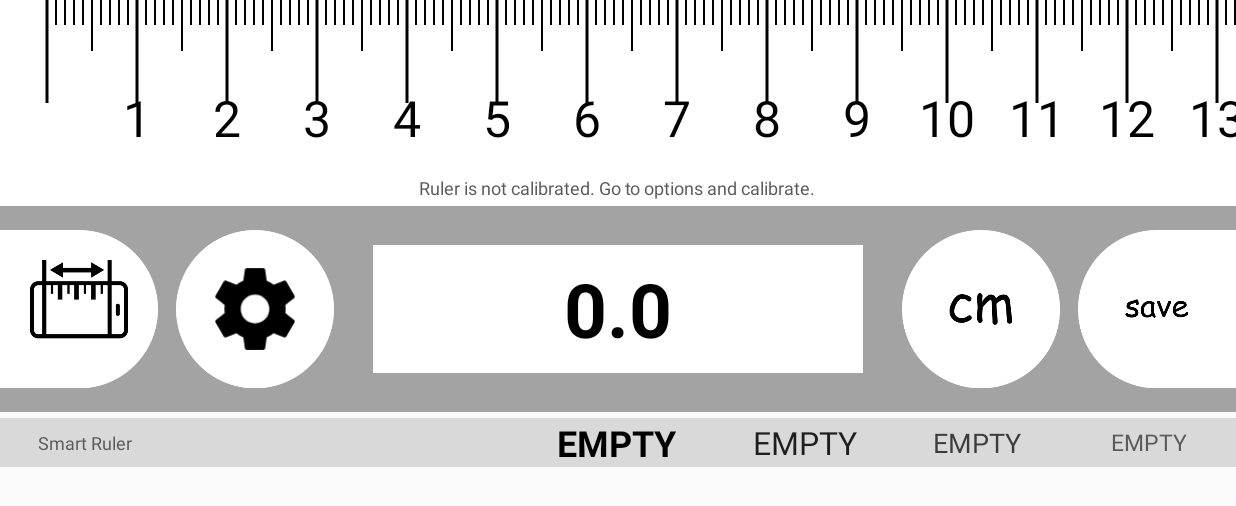
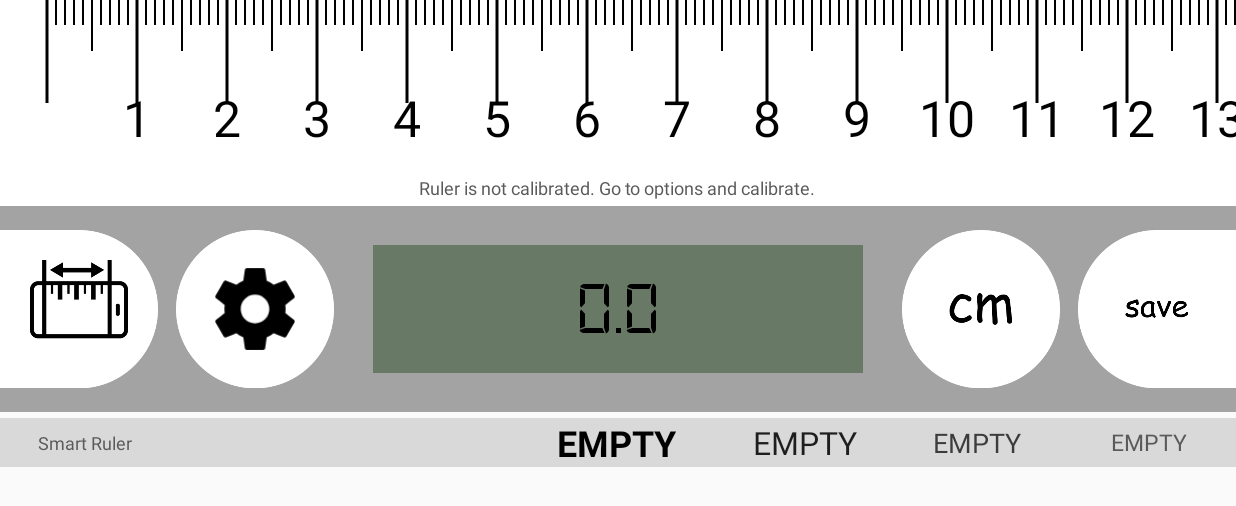
Before and after one commit to DariuszLelek/SmartRuler, an Android app: the screen it shows after launch (RulerActivity), on a phone screen of 824 x 412 dp (held sideways). Shown: the top 506 px of the screen. Run offline under Robolectric (Android 15) with nearby library versions, the light colour scheme and no system bars.

Commit message:
Result display custom font, background.

```diff
--- a/app/src/main/java/com/darodev/smartruler/RulerActivity.java
+++ b/app/src/main/java/com/darodev/smartruler/RulerActivity.java
@@ -4,6 +4,7 @@ import android.content.Context;
 import android.content.SharedPreferences;
 import android.content.res.Resources;
 import android.graphics.Bitmap;
+import android.graphics.Typeface;
 import android.support.v7.app.AppCompatActivity;
 import android.os.Bundle;
 import android.util.DisplayMetrics;
@@ -53,6 +54,9 @@ public class RulerActivity extends AppCompatActivity {
         textInfo = (TextView) findViewById(R.id.text_info);
         rulerData = new RulerData(resources, prefs, metrics);
         currentRuler = rulerData.getCurrentRuler();
+
+        Typeface typeface = Typeface.createFromAsset(getAssets(), "fonts/digital-7.ttf");
+        textMeasureResult.setTypeface(typeface);
 
         refreshImageRulerType();
         refreshImageUnitImage();
--- a/app/src/main/res/layout/activity_ruler.xml
+++ b/app/src/main/res/layout/activity_ruler.xml
@@ -119,7 +119,7 @@
                     android:layout_marginRight="26dp"
                     android:layout_marginTop="10dp"
                     android:layout_weight="1"
-                    android:background="@color/layout_content_text_background"
+                    android:background="@color/layout_content_result_background"
                     android:orientation="horizontal">
 
                     <TextView
--- a/app/src/main/res/values/colors.xml
+++ b/app/src/main/res/values/colors.xml
@@ -9,6 +9,7 @@
     <color name="layout_save_background">#d9d9d9</color>
     <color name="layout_content_text_background">#ffffff</color>
     <color name="layout_image_ruler_background">#ffffff</color>
+    <color name="layout_content_result_background">#687a66</color>
 
     <color name="save_1">#000000</color>
     <color name="save_2">#1e1e1e</color>
```
Also changed, not shown: app/src/main/assets/fonts/digital-7.ttf (added).
